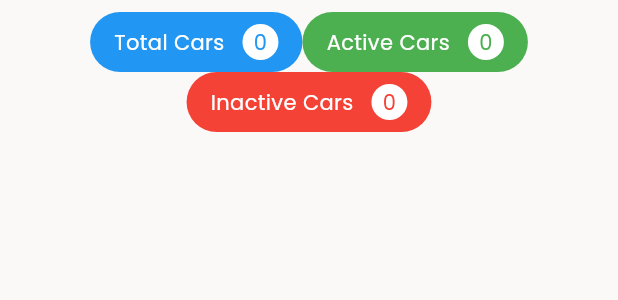
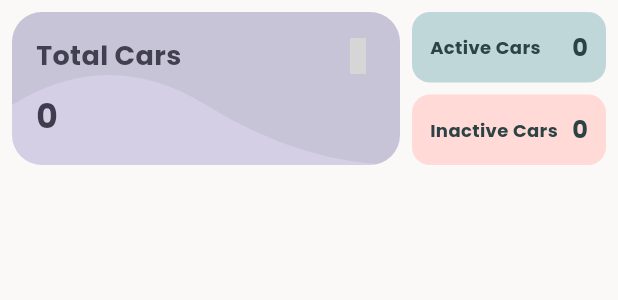
Before and after one commit to zmeulDev/burt, a Flutter app: the CarsViewHeader widget shown alone on an empty page, opened directly with empty values, on a phone screen of 412 x 824 dp. Shown: the top 300 px of the screen. Run offline on Flutter 3.47's test engine with Material 3 defaults, Android fonts, the light colour scheme and no system bars; our stand-ins replace cloud_firestore, firebase_auth, firebase_core, flutter_svg, google_fonts, google_sign_in and 1 more; missing offline and left inert: encrypt; accounts and stored records are empty; grey boxes are pictures that could not be loaded.

Commit message:
new theme on going

```diff
--- a/lib/car_screens/cars_view_screen.dart
+++ b/lib/car_screens/cars_view_screen.dart
@@ -29,7 +29,7 @@ class CarsViewScreen extends StatelessWidget {
         actions: [
           IconButton(
             icon: Icon(Iconsax.add_square_copy),
-            color: Theme.of(context).colorScheme.onPrimary,
+            color: Theme.of(context).colorScheme.onSurface,
             onPressed: onAddCar,
             tooltip: 'Add Car',
           ),
--- a/lib/widgets/cars_view_card.dart
+++ b/lib/widgets/cars_view_card.dart
@@ -21,10 +21,8 @@ class CarsViewCard extends StatelessWidget {
 
   @override
   Widget build(BuildContext context) {
-    return GestureDetector(
-      onTap: () => onCarSelected(carId),
-      child: Container(
-        width: 350,
+    return Container(
+      width: 380,
       padding: EdgeInsets.all(15),
       margin: EdgeInsets.all(10),
       decoration: BoxDecoration(
@@ -128,7 +126,6 @@ class CarsViewCard extends StatelessWidget {
           ),
         ],
       ),
-      ),
     );
   }
 }
--- a/lib/widgets/cars_view_header.dart
+++ b/lib/widgets/cars_view_header.dart
@@ -1,4 +1,6 @@
+import 'package:burt/widgets/wave_clipper.dart';
 import 'package:flutter/material.dart';
+import 'package:iconsax_flutter/iconsax_flutter.dart';
 
 class CarsViewHeader extends StatelessWidget {
   final int totalCars;
@@ -15,22 +17,134 @@ class CarsViewHeader extends StatelessWidget {
 
   @override
   Widget build(BuildContext context) {
-    return Padding(
+    return IntrinsicHeight(
+      child: Padding(
         padding: const EdgeInsets.all(8.0),
+        child: Row(
+          children: [
+            Expanded(
+              flex: 2,
+              child: _buildStatCard(
+                context,
+                Theme.of(context).colorScheme.tertiaryContainer,
+                'Total Cars',
+                totalCars,
+                Iconsax.gas_station_copy,
+              ),
+            ),
+            SizedBox(width: 8),
+            Expanded(
+              flex: 1,
               child: Column(
                 children: [
-          Row(
-            mainAxisAlignment: MainAxisAlignment.center,
-            children: [
-              _buildStatCard(context, Colors.blue, "Total Cars", totalCars),
-              _buildStatCard(context, Colors.green, "Active Cars", activeCars),
+                  _buildSmallStatCard(
+                    context,
+                    Theme.of(context).colorScheme.primaryContainer,
+                    'Active Cars',
+                    activeCars,
+                    Icons.check_circle,
+                  ),
+                  SizedBox(height: 8),
+                  _buildSmallStatCard(
+                    context,
+                    Theme.of(context).colorScheme.errorContainer,
+                    'Inactive Cars',
+                    inactiveCars,
+                    Icons.cancel,
+                  ),
                 ],
               ),
+            ),
+          ],
+        ),
+      ),
+    );
+  }
+
+  Widget _buildStatCard(BuildContext context, Color color, String text,
+      int number, IconData icon) {
+    return Stack(children: [
+      Container(
+        padding: EdgeInsets.all(16),
+        decoration: BoxDecoration(
+          color: color,
+          borderRadius: BorderRadius.circular(20),
+        ),
+        child: Column(
+          crossAxisAlignment: CrossAxisAlignment.start,
+          children: [
             Row(
-            mainAxisAlignment: MainAxisAlignment.center,
               children: [
-              _buildStatCard(
-                  context, Colors.red, "Inactive Cars", inactiveCars),
+                Expanded(
+                  child: Text(
+                    text,
+                    style: TextStyle(
+                        color:
+                            Theme.of(context).colorScheme.onTertiaryContainer,
+                        fontWeight: FontWeight.bold,
+                        fontSize: 18),
+                  ),
+                ),
+                Icon(icon,
+                    color: Theme.of(context).colorScheme.onTertiaryContainer),
+              ],
+            ),
+            SizedBox(height: 12),
+            Text(
+              '$number',
+              style: TextStyle(
+                color: Theme.of(context).colorScheme.onTertiaryContainer,
+                fontWeight: FontWeight.bold,
+                fontSize: 22,
+              ),
+            ),
+          ],
+        ),
+      ),
+      ClipPath(
+        clipper: WaveClipper(waveDeep: 0, waveDeep2: 40),
+        child: Container(
+          decoration: BoxDecoration(
+            color: Theme.of(context).colorScheme.secondary.withOpacity(0.1),
+            borderRadius: BorderRadius.circular(20),
+          ),
+          alignment: Alignment.bottomLeft,
+        ),
+      ),
+    ]);
+  }
+
+  Widget _buildSmallStatCard(BuildContext context, Color color, String text,
+      int number, IconData icon) {
+    return Container(
+      padding: EdgeInsets.all(12),
+      decoration: BoxDecoration(
+        color: color,
+        borderRadius: BorderRadius.circular(12),
+      ),
+      child: Column(
+        crossAxisAlignment: CrossAxisAlignment.start,
+        children: [
+          Row(
+            children: [
+              Expanded(
+                child: Text(
+                  text,
+                  style: TextStyle(
+                    color: Theme.of(context).colorScheme.onPrimaryContainer,
+                    fontWeight: FontWeight.bold,
+                    fontSize: 12,
+                  ),
+                ),
+              ),
+              Text(
+                '$number',
+                style: TextStyle(
+                  color: Theme.of(context).colorScheme.onPrimaryContainer,
+                  fontWeight: FontWeight.bold,
+                  fontSize: 16,
+                ),
+              ),
             ],
           ),
         ],
@@ -38,39 +152,37 @@ class CarsViewHeader extends StatelessWidget {
     );
   }
 
-  Widget _buildStatCard(
-      BuildContext context, Color color, String text, int number) {
-    return Container(
-      padding: EdgeInsets.symmetric(horizontal: 16, vertical: 8),
+  Widget _buildAddCarCard(
+      BuildContext context, Color color, String text, IconData icon) {
+    return GestureDetector(
+      onTap: onAddCar,
+      child: Container(
+        padding: EdgeInsets.all(10),
         decoration: BoxDecoration(
           color: color,
-        borderRadius: BorderRadius.circular(25),
+          borderRadius: BorderRadius.circular(12),
         ),
-      child: Row(
-        mainAxisSize: MainAxisSize.min,
+        child: Column(
+          crossAxisAlignment: CrossAxisAlignment.start,
           children: [
-          Text(
+            Row(
+              children: [
+                Expanded(
+                  child: Text(
                     text,
-            style: TextStyle(color: Colors.white),
-          ),
-          SizedBox(width: 12),
-          Container(
-            width: 24,
-            height: 24,
-            decoration: BoxDecoration(
-              color: Colors.white,
-              shape: BoxShape.circle,
-            ),
-            child: Center(
-              child: Text(
-                number.toString(),
                     style: TextStyle(
-                  color: color,
+                      color: Theme.of(context).colorScheme.onPrimary,
+                      fontWeight: FontWeight.bold,
+                      fontSize: 12,
                     ),
                   ),
                 ),
+                Icon(icon,
+                    color: Theme.of(context).colorScheme.onPrimary, size: 16),
+              ],
             ),
           ],
+        ),
       ),
     );
   }
```
Lines whose indentation alone changed are shown as unchanged.
